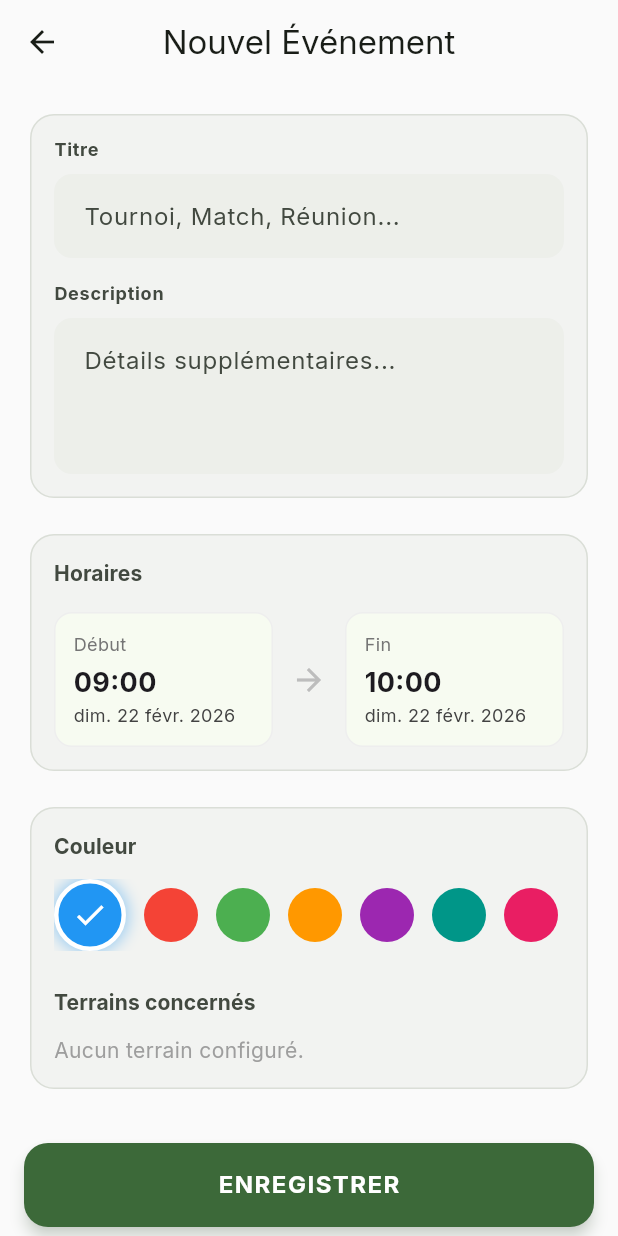
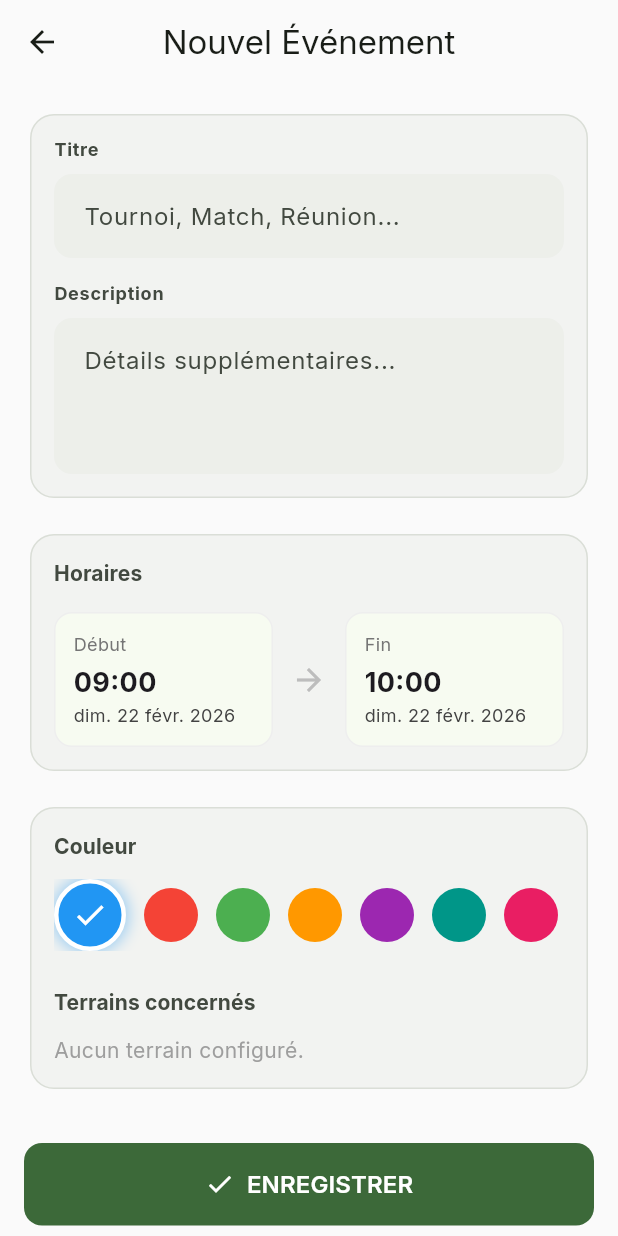
Before and after one commit to Simokes/tenniscourtcare, a Flutter app: the AddEditEventScreen screen opened directly, on a phone screen of 412 x 824 dp. Run offline on Flutter 3.47's test engine with Material 3 defaults, Android fonts, the phone set to English and light mode, and no system bars; our stand-ins replace drift, fl_chart, flutter_riverpod, flutter_secure_storage, go_router, google_fonts and 3 more; missing offline and left inert: dart:html; accounts and stored records are empty; generated files the repository leaves out were written again.

Commit message:
fix: Add missing localization delegates to fix date picker crash
- Added `flutter_localizations` dependency and updated `intl`.
- Configured `MaterialApp` with `localizationsDelegates` and `supportedLocales`.
- Refined UI in `AddEditEventScreen` to use `PremiumButton` for consistency.

Co-authored-by: Simokes <186972204+Simokes@users.noreply.github.com>

```diff
--- a/lib/presentation/screens/calendar/add_edit_event_screen.dart
+++ b/lib/presentation/screens/calendar/add_edit_event_screen.dart
@@ -6,6 +6,7 @@ import '../../providers/terrain_provider.dart';
 import '../../../domain/entities/app_event.dart';
 import '../../widgets/premium/premium_card.dart';
 import '../../widgets/premium/premium_text_form_field.dart';
+import '../../widgets/premium/premium_button.dart';
 
 class AddEditEventScreen extends ConsumerStatefulWidget {
   final AppEvent? eventToEdit;
@@ -360,20 +361,11 @@ class _AddEditEventScreenState extends ConsumerState<AddEditEventScreen> {
 
               const SizedBox(height: 32),
               SizedBox(
-                height: 56,
-                child: ElevatedButton(
+                width: double.infinity,
+                child: PremiumButton(
+                  label: 'ENREGISTRER',
                   onPressed: _save,
-                  style: ElevatedButton.styleFrom(
-                    backgroundColor: Theme.of(context).colorScheme.primary,
-                    foregroundColor: Colors.white,
-                    elevation: 4,
-                    shape: RoundedRectangleBorder(borderRadius: BorderRadius.circular(16)),
-                    shadowColor: Theme.of(context).colorScheme.primary.withValues(alpha: 0.4),
-                  ),
-                  child: const Text(
-                    'ENREGISTRER',
-                    style: TextStyle(fontSize: 16, fontWeight: FontWeight.bold, letterSpacing: 1),
-                  ),
+                  icon: Icons.check,
                 ),
               ),
               const SizedBox(height: 32),
--- a/pubspec.yaml
+++ b/pubspec.yaml
@@ -11,8 +11,10 @@ environment:
 dependencies:
   flutter:
     sdk: flutter
+  flutter_localizations:
+    sdk: flutter
 
-  intl: ^0.19.0   # ou la dernière version disponible
+  intl: ^0.20.2   # Updated for flutter_localizations compatibility
   http: ^1.3.0
 
   cupertino_icons: ^1.0.8
```
Also changed, not shown: lib/main.dart (+11 -0 lines), pubspec.lock.
